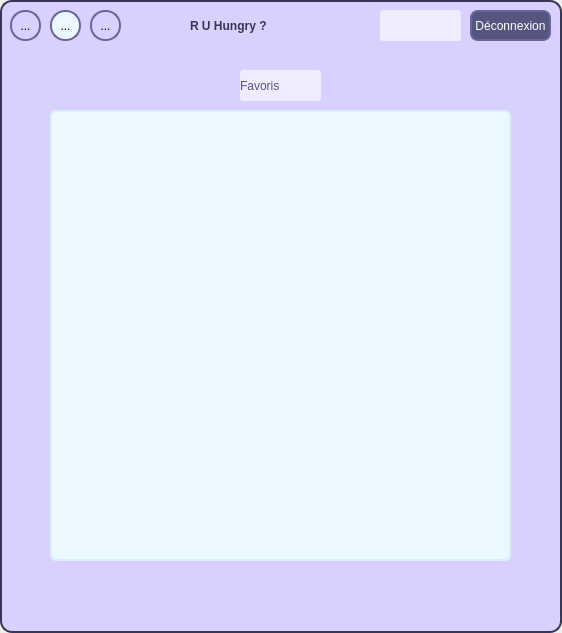
Old version of the form favoriteswindow.ui in the repository GD-Github/R-U-Hungry-.
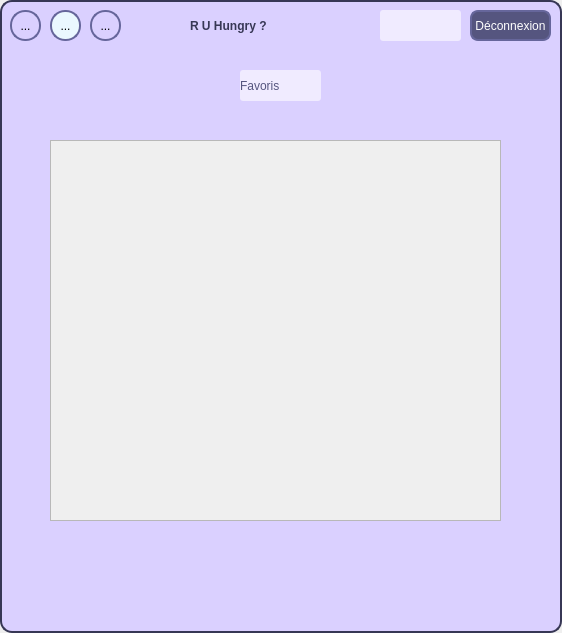
New version of the form. Icons and pictures are not drawn.

Commit message: début fenetre like

Diff of the .ui file:
```diff
--- a/favoriteswindow.ui
+++ b/favoriteswindow.ui
@@ -161,19 +161,6 @@
      <string>&lt;username&gt;</string>
     </property>
    </widget>
-   <widget class="QGroupBox" name="favoritesGrpBx">
-    <property name="geometry">
-     <rect>
-      <x>50</x>
-      <y>110</y>
-      <width>461</width>
-      <height>451</height>
-     </rect>
-    </property>
-    <property name="title">
-     <string/>
-    </property>
-   </widget>
    <widget class="QPushButton" name="logoutBtn">
     <property name="geometry">
      <rect>
@@ -206,6 +193,40 @@
      <string>Favoris</string>
     </property>
    </widget>
+   <widget class="QScrollArea" name="favoriteMealArea">
+    <property name="geometry">
+     <rect>
+      <x>50</x>
+      <y>140</y>
+      <width>451</width>
+      <height>381</height>
+     </rect>
+    </property>
+    <property name="widgetResizable">
+     <bool>true</bool>
+    </property>
+    <widget class="QWidget" name="scrollAreaWidgetContents_2">
+     <property name="geometry">
+      <rect>
+       <x>0</x>
+       <y>0</y>
+       <width>449</width>
+       <height>379</height>
+      </rect>
+     </property>
+     <widget class="QWidget" name="verticalLayoutWidget">
+      <property name="geometry">
+       <rect>
+        <x>20</x>
+        <y>10</y>
+        <width>401</width>
+        <height>361</height>
+       </rect>
+      </property>
+      <layout class="QVBoxLayout" name="likedList"/>
+     </widget>
+    </widget>
+   </widget>
   </widget>
  </widget>
  <resources>
```
The commit also changes 6 other files.
